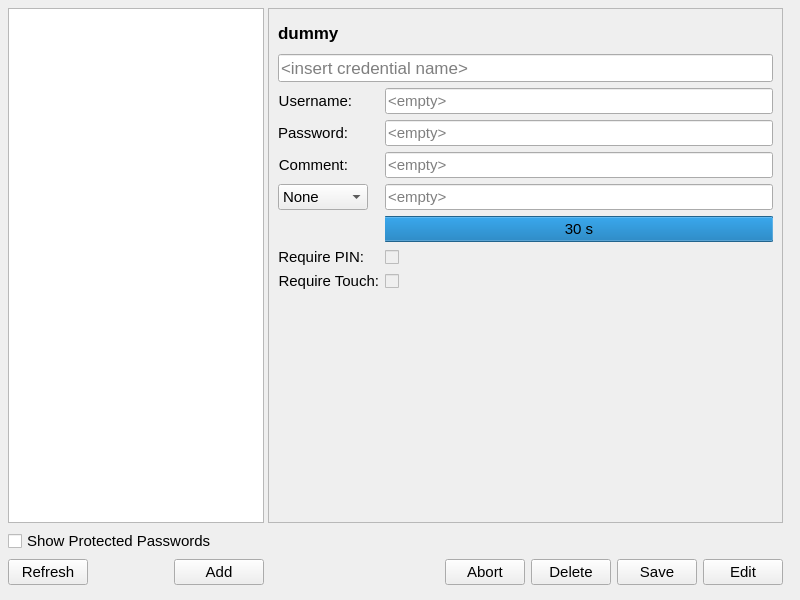
Old version of the form nitrokeyapp/ui/secrets_tab.ui in the repository Nitrokey/nitrokey-app2.
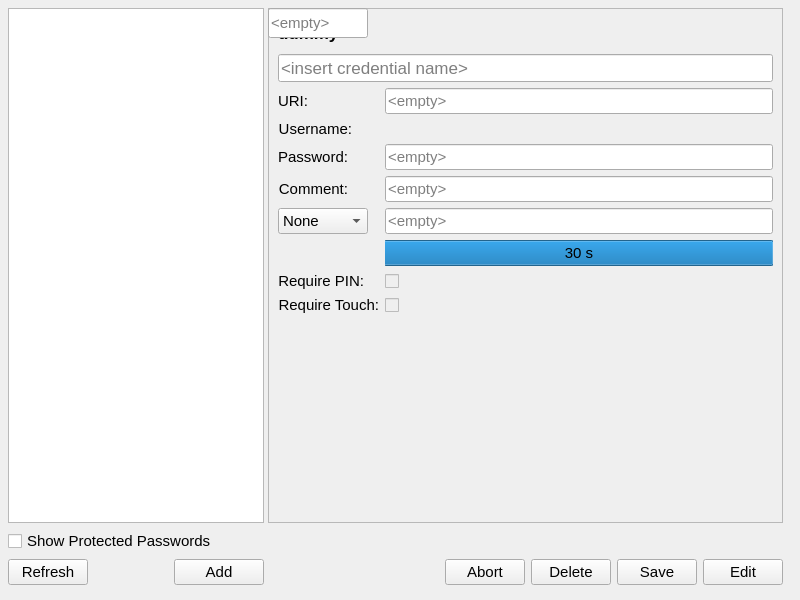
New version of the form. Icons and pictures are not drawn.

```diff
--- a/nitrokeyapp/ui/secrets_tab.ui
+++ b/nitrokeyapp/ui/secrets_tab.ui
@@ -266,6 +266,50 @@
                </widget>
               </item>
               <item row="2" column="0">
+               <widget class="QLabel" name="uri_label">
+                <property name="font">
+                 <font>
+                  <pointsize>11</pointsize>
+                 </font>
+                </property>
+                <property name="text">
+                 <string>URI:</string>
+                </property>
+                <property name="alignment">
+                 <set>Qt::AlignmentFlag::AlignRight|Qt::AlignmentFlag::AlignTrailing|Qt::AlignmentFlag::AlignVCenter</set>
+                </property>
+               </widget>
+              </item>
+              <item row="2" column="1">
+               <widget class="QLineEdit" name="uri">
+                <property name="sizePolicy">
+                 <sizepolicy hsizetype="Expanding" vsizetype="Fixed">
+                  <horstretch>8</horstretch>
+                  <verstretch>0</verstretch>
+                 </sizepolicy>
+                </property>
+                <property name="font">
+                 <font>
+                  <pointsize>11</pointsize>
+                 </font>
+                </property>
+                <property name="echoMode">
+                 <enum>QLineEdit::EchoMode::Normal</enum>
+                </property>
+                <property name="dragEnabled">
+                 <bool>false</bool>
+                </property>
+                <property name="placeholderText">
+                 <string>&lt;empty&gt;</string>
+                </property>
+                <property name="clearButtonEnabled">
+                 <bool>false</bool>
+                </property>
+               </widget>
+              </item>
+              
+              
+              <item row="3" column="0">
                <widget class="QLabel" name="username_label">
                 <property name="font">
                  <font>
@@ -280,7 +324,7 @@
                 </property>
                </widget>
               </item>
-              <item row="2" column="1">
+              <item row="3" column="2">
                <widget class="QLineEdit" name="username">
                 <property name="sizePolicy">
                  <sizepolicy hsizetype="Expanding" vsizetype="Fixed">
@@ -307,7 +351,7 @@
                 </property>
                </widget>
               </item>
-              <item row="3" column="0">
+              <item row="4" column="0">
                <widget class="QLabel" name="password_label">
                 <property name="font">
                  <font>
@@ -322,7 +366,7 @@
                 </property>
                </widget>
               </item>
-              <item row="3" column="1">
+              <item row="4" column="1">
                <widget class="QLineEdit" name="password">
                 <property name="sizePolicy">
                  <sizepolicy hsizetype="Expanding" vsizetype="Fixed">
@@ -349,7 +393,7 @@
                 </property>
                </widget>
               </item>
-              <item row="4" column="0">
+              <item row="5" column="0">
                <widget class="QLabel" name="comment_label">
                 <property name="font">
                  <font>
@@ -367,7 +411,7 @@
                 </property>
                </widget>
               </item>
-              <item row="4" column="1">
+              <item row="5" column="1">
                <widget class="QLineEdit" name="comment">
                 <property name="sizePolicy">
                  <sizepolicy hsizetype="Expanding" vsizetype="Fixed">
@@ -385,7 +429,7 @@
                 </property>
                </widget>
               </item>
-              <item row="5" column="0">
+              <item row="6" column="0">
                <widget class="QStackedWidget" name="algorithm_tab">
                 <property name="currentIndex">
                  <number>0</number>
@@ -496,7 +540,7 @@
                 </widget>
                </widget>
               </item>
-              <item row="5" column="1">
+              <item row="6" column="1">
                <widget class="QLineEdit" name="otp">
                 <property name="sizePolicy">
                  <sizepolicy hsizetype="Expanding" vsizetype="Fixed">
@@ -517,7 +561,7 @@
                 </property>
                </widget>
               </item>
-              <item row="6" column="1">
+              <item row="7" column="1">
                <widget class="QProgressBar" name="otp_timeout_progress">
                 <property name="font">
                  <font>
@@ -541,7 +585,7 @@
                 </property>
                </widget>
               </item>
-              <item row="7" column="0">
+              <item row="8" column="0">
                <widget class="QLabel" name="is_pin_protection_label">
                 <property name="font">
                  <font>
@@ -559,7 +603,7 @@
                 </property>
                </widget>
               </item>
-              <item row="7" column="1">
+              <item row="8" column="1">
                <widget class="QCheckBox" name="is_pin_protected">
                 <property name="enabled">
                  <bool>false</bool>
@@ -586,7 +630,7 @@
                 </property>
                </widget>
               </item>
-              <item row="8" column="0">
+              <item row="9" column="0">
                <widget class="QLabel" name="is_touch_protection_label">
                 <property name="font">
                  <font>
@@ -604,7 +648,7 @@
                 </property>
                </widget>
               </item>
-              <item row="8" column="1">
+              <item row="9" column="1">
                <widget class="QCheckBox" name="is_touch_protected">
                 <property name="enabled">
                  <bool>false</bool>
@@ -631,7 +675,7 @@
                 </property>
                </widget>
               </item>
-              <item row="9" column="0">
+              <item row="10" column="0">
                <spacer name="verticalSpacer">
                 <property name="orientation">
                  <enum>Qt::Orientation::Vertical</enum>
```
